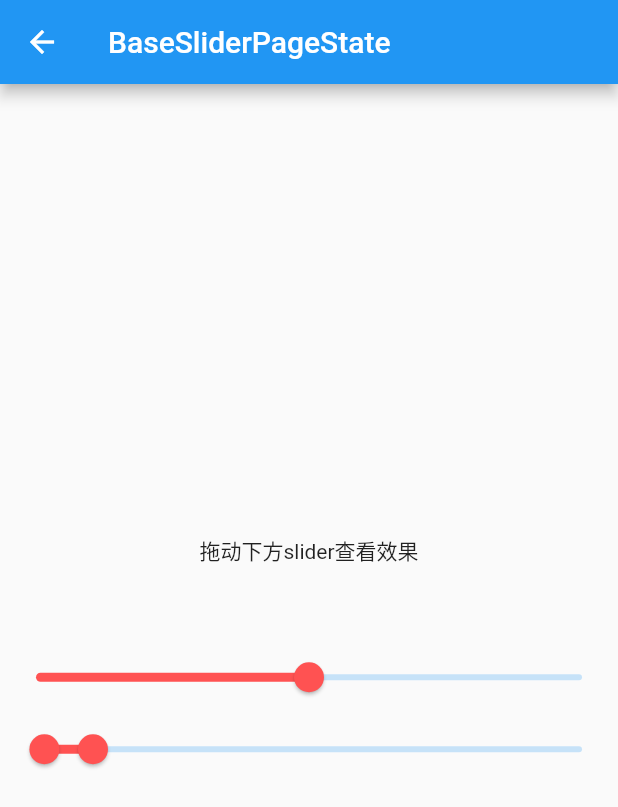
After one commit to ifgyong/flutter-example, a Flutter app: the BaseSliderRangPage screen opened by its route, on a phone screen of 412 x 824 dp. The commit adds this screen. Shown: the top 807 px of the screen. Run offline on Flutter 3.47's test engine with Material 2 defaults, Android fonts, the phone set to English and light mode, and no system bars; our stand-ins replace animated_text_kit, bloc, connectivity, dio, equatable, flutter_bloc and 12 more; missing offline and left inert: dart:ffi, dart:html, flutter_easyhub, flutter_simple_record_and_player, qr_code_scanner; accounts and stored records are empty.

Commit message:
feat:slider demo

```diff
--- /dev/null
+++ b/lib/baseWidget/base_slider.dart
@@ -0,0 +1,66 @@
+import 'package:flutter/cupertino.dart';
+import 'package:flutter/material.dart';
+
+class BaseSliderRangPage extends StatefulWidget {
+  @override
+  State<StatefulWidget> createState() {
+    return _BaseSliderPageState();
+  }
+
+  static String get routeName => '/BaseSliderRangPage';
+}
+
+class _BaseSliderPageState extends State<BaseSliderRangPage> {
+  double value;
+  RangeValues rangeValues;
+  @override
+  void initState() {
+    super.initState();
+    value = 0.5;
+    rangeValues = RangeValues(1, 10);
+  }
+
+  @override
+  Widget build(BuildContext context) {
+    return Scaffold(
+      appBar: AppBar(
+        title: Text('BaseSliderPageState'),
+      ),
+      body: Center(
+        child: Column(
+          mainAxisAlignment: MainAxisAlignment.center,
+          children: [
+            Text('拖动下方slider查看效果'),
+            SizedBox(
+              height: 50,
+            ),
+            Slider(
+              value: value,
+              onChanged: (v) {
+                setState(() {
+                  value = v;
+                });
+              },
+              label: '$value',
+              divisions: 100,
+              activeColor: Colors.redAccent,
+            ),
+            RangeSlider(
+              values: rangeValues,
+              max: 100,
+              min: 0,
+              onChanged: (v) {
+                setState(() {
+                  rangeValues = v;
+                });
+              },
+              labels: RangeLabels('${rangeValues.start}', '${rangeValues.end}'),
+              divisions: 100,
+              activeColor: Colors.redAccent,
+            ),
+          ],
+        ),
+      ),
+    );
+  }
+}
--- a/lib/main.dart
+++ b/lib/main.dart
@@ -1,6 +1,7 @@
 import 'package:flutter/cupertino.dart';
 import 'package:flutter/material.dart';
 import 'package:fluttertest01/baseWidget/animation_text_kit.dart';
+import 'package:fluttertest01/baseWidget/base_slider.dart';
 import 'package:fluttertest01/page_view/page_view.dart';
 import 'package:fluttertest01/tips/base_%20visibility_detector.dart';
 import 'package:fluttertest01/tips/base_connect.dart';
@@ -136,6 +137,7 @@ class MyApp extends StatelessWidget {
         BaseNetWorkConnect.routeName: (_) => BaseNetWorkConnect(),
         BaseSliderPage.routeName: (_) => BaseSliderPage(),
         BaseVisibilityDetector.routeName: (_) => BaseVisibilityDetector(),
+        BaseSliderRangPage.routeName: (_) => BaseSliderRangPage(),
       },
     );
   }
@@ -216,6 +218,7 @@ class MyHomeState extends State<MyHome> {
             _child('共享数据', '/sharedata'),
             _child('颜色和主题', '/colortheme'),
             _child('异步更新', '/futurestream'),
+            _child('选择组件', BaseSliderRangPage.routeName),
           ]),
           _title('时间处理和通知', subTile: '原始指针和时间、手势、全局总线、通知', list: [
             _child('原始指针处理', '/touchhandle'),
@@ -233,9 +236,9 @@ class MyHomeState extends State<MyHome> {
                 _child('切换动画', '/animationswitch'),
                 _child('过渡性动画', '/diyanimation'),
               ]),
-          _title(
-            '自定义组件',
-          ),
+          // _title(
+          //   '自定义组件',
+          // ),
           _title('文件操作与网络请求',
               subTile: 'Http HttpClient Dio Http分块下载、WebSocket、Json转Model',
               list: [
```
Also changed, not shown: 1 other file.
